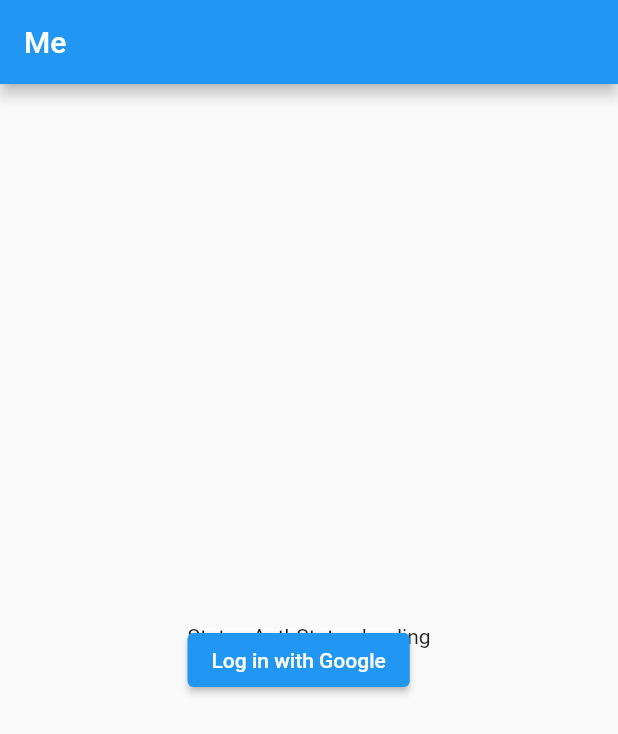
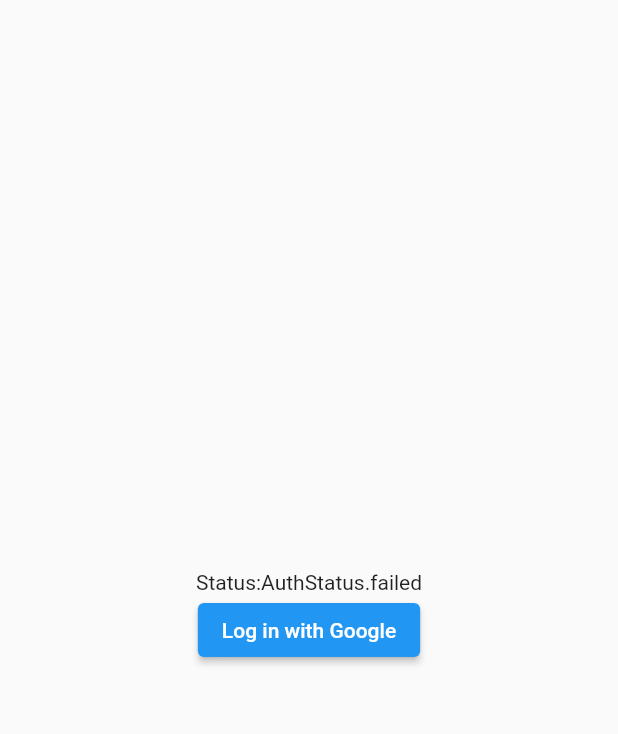
Before and after one commit to jesusoterogomez/keepscore-flutter, a Flutter app: the screen it shows after launch, after a tap on "Log in with Google", on a phone screen of 412 x 824 dp. Shown: the top 734 px of the screen. Run offline on Flutter 3.47's test engine with Material 2 defaults, Android fonts, the phone set to English and light mode, and no system bars; our stand-ins replace firebase_auth, firebase_core, google_sign_in, rxdart; accounts and stored records are empty.

Commit message:
Added basic google authentication

```diff
--- a/lib/app.dart
+++ b/lib/app.dart
@@ -1,19 +1,48 @@
+import 'dart:developer';
+
 import 'package:flutter/material.dart';
-import 'package:keepscore/pages/profile.dart';
+import 'package:keepscore/bloc/auth/auth_bloc.dart';
+
+// Pages
+import 'package:keepscore/pages/login_page.dart';
+import 'package:keepscore/pages/home_page.dart';
+import 'package:keepscore/pages/profile_page.dart';
+import 'package:keepscore/pages/splash_page.dart';
 
 class AppFrame extends StatelessWidget {
+  final GlobalKey<NavigatorState> _navigator = GlobalKey<NavigatorState>();
+
   // This widget is the root of your application.
   @override
   Widget build(BuildContext context) {
+    final bloc = AuthProvider.of(context);
+
     return MaterialApp(
       title: 'Keepscore',
       theme: ThemeData(
         primarySwatch: Colors.blue,
       ),
-      home: ProfilePage(),
+      routes: {
+        // When navigating to the "/" route, build the FirstScreen widget.
+        '/home': (context) => HomePage(),
+        '/profile': (context) => ProfilePage(),
+      },
+      onGenerateRoute: (_) => SplashPage.route(),
+      home: HomePage(),
+      // home: StreamBuilder(
+      //   stream: bloc.status,
+      //   builder: (_, AsyncSnapshot<AuthStatus> snapshot) {
+      //     log('Data! ' + snapshot.data.toString());
+      //     switch (snapshot.data) {
+      //       case AuthStatus.authenticated:
+      //         return HomePage();
+      //       default:
+      //         log('Render login page!');
+      //         return P();
+      //     }
+      //   },
+      // ),
       debugShowCheckedModeBanner: false,
-
-      // home: MyHomePage(title: 'Keepscore'),
     );
   }
 }
--- a/lib/bloc/auth/auth_bloc.dart
+++ b/lib/bloc/auth/auth_bloc.dart
@@ -38,13 +38,20 @@ class AuthBloc {
   }
 
   // BehaviorSubject profile = BehaviorSubject(); // User data in Firestore
-  BehaviorSubject<AuthStatus> status =
-      BehaviorSubject(); // authentication status
+  BehaviorSubject<AuthStatus> status = BehaviorSubject.seeded(
+    AuthStatus.uninitialized,
+  );
 
   // Constructor
   AuthBloc() {
     // Initialize
-    status.add(AuthStatus.uninitialized);
+    // status.add(AuthStatus.uninitialized);
+
+    // Listeners
+    status.listen((value) => log('Auth changed: ' + value.toString()));
+
+    // Check current authentication state
+    getCurrentAuth();
   }
 
   /// Starts the Sign In with Google Flow.
@@ -54,8 +61,6 @@ class AuthBloc {
     status.add(AuthStatus.loading);
 
     try {
-      log(AuthStatus.loading.toString());
-
       final googleUser = await _googleSignIn.signIn();
       final googleAuth = await googleUser.authentication;
       final credential = GoogleAuthProvider.credential(
@@ -65,11 +70,44 @@ class AuthBloc {
       await _firebaseAuth.signInWithCredential(credential);
 
       status.add(AuthStatus.authenticated);
-    } on Exception {
-      // throw LogInWithGoogleFailure();
-
+    } catch (error) {
+      log(error.toString());
       status.add(AuthStatus.failed);
     }
+  }
+
+  fakeLogIn() {
+    status.add(AuthStatus.authenticated);
+  }
+
+  /// Signs out the current user which will emit
+  /// [User.empty] from the [user] Stream.
+  ///
+  /// Throws a [LogOutFailure] if an exception occurs.
+  Future<void> logOut() async {
+    try {
+      await Future.wait([
+        _firebaseAuth.signOut(),
+        _googleSignIn.signOut(),
+      ]);
+
+      status.add(AuthStatus.unauthenticated);
+    } on Exception {
+      // throw LogOutFailure();
+    }
+  }
+
+  Future<void> getCurrentAuth() async {
+    status.add(AuthStatus.loading);
+
+    User? user = _firebaseAuth.currentUser;
+    if (user == null) {
+      status.add(AuthStatus.unauthenticated);
+      return;
+    }
+
+    log('user: ' + user.toString());
+    status.add(AuthStatus.authenticated);
   }
 }
 
--- a/lib/main.dart
+++ b/lib/main.dart
@@ -1,7 +1,8 @@
 import 'package:flutter/material.dart';
 import 'package:firebase_core/firebase_core.dart';
+import 'package:keepscore/bloc/auth/auth_bloc.dart';
+import 'package:keepscore/pages/login_page.dart';
 import 'package:keepscore/app.dart';
-import 'package:keepscore/bloc/auth/auth_bloc.dart';
 
 void main() async {
   WidgetsFlutterBinding.ensureInitialized();
@@ -14,48 +15,26 @@ class App extends StatelessWidget {
   @override
   Widget build(BuildContext context) {
     return AuthProvider(
-      child: AppFrame(),
+      child: AuthWrapper(),
     );
   }
 }
 
-// class App extends StatelessWidget {
-//   final Future<FirebaseApp> flutterFireInit = Firebase.initializeApp();
+class AuthWrapper extends StatelessWidget {
+  @override
+  Widget build(BuildContext context) {
+    final bloc = AuthProvider.of(context);
 
-//   @override
-//   Widget build(BuildContext context) {
-//     return FutureBuilder(
-//       future: flutterFireInit, // Initialize FlutterFire
-//       builder: (context, snapshot) {
-//         // Check for errors
-//         if (snapshot.hasError) {
-//           return Center(
-//             child: Text(
-//               snapshot.toString(),
-//               textDirection: TextDirection.ltr,
-//             ),
-//           );
-//         }
-
-//         // Display app on a successful connection to Firebase
-//         if (snapshot.connectionState == ConnectionState.done) {
-//           // return Center(
-//           //   child: Text(
-//           //     'Not loading anymore!',
-//           //     textDirection: TextDirection.ltr,
-//           //   ),
-//           // );
-//           return AppContainer();
-//         }
-
-//         // Otherwise, show something whilst waiting for initialization to complete
-//         return Center(
-//           child: Text(
-//             'Loading!',
-//             textDirection: TextDirection.ltr,
-//           ),
-//         );
-//       },
-//     );
-//   }
-// }
+    return StreamBuilder(
+      stream: bloc.status,
+      builder: (_, AsyncSnapshot<AuthStatus> snapshot) {
+        switch (snapshot.data) {
+          case AuthStatus.authenticated:
+            return AppFrame();
+          default:
+            return LoginPage();
+        }
+      },
+    );
+  }
+}
--- /dev/null
+++ b/lib/pages/login_page.dart
@@ -0,0 +1,39 @@
+import 'package:flutter/material.dart';
+import 'package:keepscore/bloc/auth/auth_bloc.dart';
+
+class LoginPage extends StatelessWidget {
+  @override
+  Widget build(BuildContext context) {
+    final bloc = AuthProvider.of(context);
+
+    return MaterialApp(
+      debugShowCheckedModeBanner: false,
+      home: StreamBuilder(
+        stream: bloc.status,
+        // initialData: bloc.,
+        builder: (BuildContext context, AsyncSnapshot<AuthStatus> snapshot) {
+          return Center(
+            child: Scaffold(
+              body: Center(
+                child: Column(
+                  mainAxisAlignment: MainAxisAlignment.center,
+                  crossAxisAlignment: CrossAxisAlignment.center,
+                  children: [
+                    Text(
+                      'Status:' + snapshot.data.toString(),
+                    ),
+                    ElevatedButton(
+                      // onPressed: () => bloc.logInWithGoogle(),
+                      onPressed: () => bloc.logInWithGoogle(),
+                      child: Text('Log in with Google'),
+                    ),
+                  ],
+                ),
+              ),
+            ),
+          );
+        },
+      ),
+    );
+  }
+}
--- a/lib/pages/profile.dart
+++ /dev/null
@@ -1,82 +0,0 @@
-import 'package:flutter/material.dart';
-import 'package:keepscore/bloc/auth/auth_bloc.dart';
-
-class ProfilePage extends StatelessWidget {
-  @override
-  Widget build(BuildContext context) {
-    final bloc = AuthProvider.of(context);
-
-    return StreamBuilder(
-      stream: bloc.status,
-      // initialData: bloc.,
-      builder: (BuildContext context, AsyncSnapshot<AuthStatus> snapshot) {
-        return Scaffold(
-          appBar: AppBar(
-            title: Text('Me'),
-          ),
-          body: Center(
-            child: Stack(
-              children: [
-                Text(
-                  'Status:' + snapshot.data.toString(),
-                ),
-                ElevatedButton(
-                  onPressed: () => bloc.logInWithGoogle(),
-                  child: Text('Log in with Google'),
-                )
-              ],
-            ),
-          ),
-        );
-      },
-    );
-  }
-
-  // @override
-  // Widget build(BuildContext context) {
-  //   return Container(
-  //     child: BlocBuilder<AuthBloc, AuthState>(
-  //       // buildWhen: (previous, current) => previous.status != current.status,
-  //       builder: (context, state) {
-  //         return Column(
-  //           children: [
-  //             Text(
-  //               state.status.toString(),
-  //             ),
-  //             ElevatedButton(
-  //               onPressed: onPressed,
-  //               child: Text('Press me, bitch'),
-  //             ),
-  //           ],
-  //         );
-  //       },
-  //     ),
-  //   );
-  // }
-}
-
-// class ProfilePage extends StatelessWidget {
-//   @override
-//   Widget build(BuildContext context) {
-//     return Container(
-//       child: BlocListener<AuthBloc, AuthState>(
-
-//         listener: (context, state) {
-//           switch (state.status) {
-//             case AuthStatus.authenticated:
-//               log('authenticated');
-//               break;
-//             case AuthStatus.unauthenticated:
-//               log('unauthenticated 2');
-//               break;
-//             default:
-//               break;
-//           }
-//         },
-//         child: Center(
-//           child: Text('non woot'),
-//         ),
-//       ),
-//     );
-//   }
-// }
```
Also changed, not shown: lib/pages/home_page.dart (added, +44 -0 lines), lib/pages/profile_page.dart (added, +39 -0 lines), lib/pages/splash_page.dart (added, +14 -0 lines).
